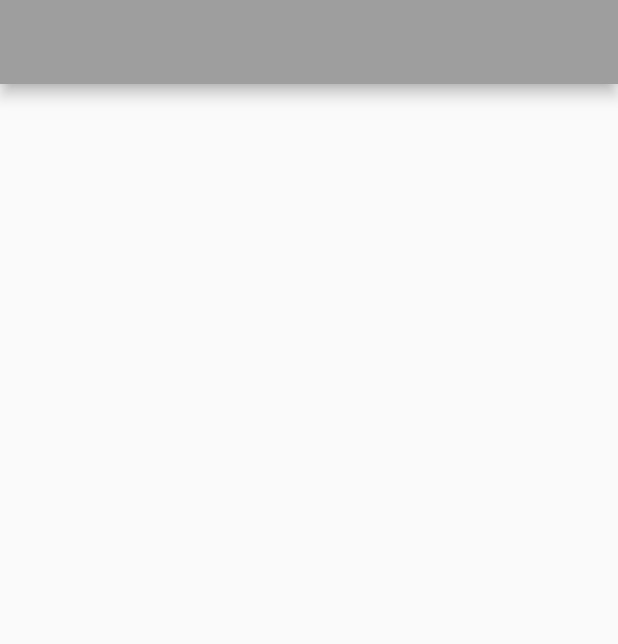
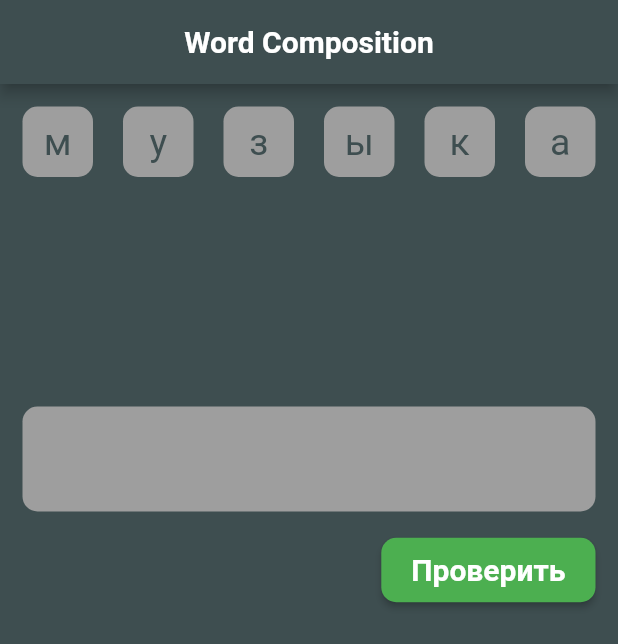
Before and after one commit to Nataliiabul/word-composition, a Flutter app: the screen it shows after launch, on a phone screen of 412 x 824 dp. Shown: the top 644 px of the screen. Run offline on Flutter 3.47's test engine with Material 2 defaults, Android fonts, the phone set to English and light mode, and no system bars.

Commit message:
basic functionality

```diff
--- a/lib/main.dart
+++ b/lib/main.dart
@@ -11,6 +11,7 @@ class MyApp extends StatelessWidget {
   @override
   Widget build(BuildContext context) {
     return MaterialApp(
+      debugShowCheckedModeBanner: false,
       title: 'Word Composition',
       theme: ThemeData(
         primarySwatch: Colors.grey,
--- a/lib/screens/game.dart
+++ b/lib/screens/game.dart
@@ -1,7 +1,8 @@
 import 'package:flutter/material.dart';
+import 'package:word_composition/style/colors.dart';
 
 class GameScreen extends StatefulWidget {
-  const GameScreen({super.key});
+  GameScreen({super.key});
 
   @override
   State<GameScreen> createState() => _GameScreenState();
@@ -10,12 +11,145 @@ class GameScreen extends StatefulWidget {
 class _GameScreenState extends State<GameScreen> {
   @override
   Widget build(BuildContext context) {
+    // data
+    const String word = 'музыка';
+    List<String> letters = word.split('');
+
     return Scaffold(
-      appBar: AppBar(),
+      backgroundColor: AppColors.mainColor,
+      appBar: AppBar(
+        title: const Text(
+          'Word Composition',
+          style: TextStyle(
+            color: Colors.white,
+            fontWeight: FontWeight.bold,
+          ),
+        ),
+        centerTitle: true,
+        backgroundColor: AppColors.mainColor,
+      ),
       body: SingleChildScrollView(
+        padding: const EdgeInsets.all(15),
+
+        // main column
         child: Column(
+          crossAxisAlignment: CrossAxisAlignment.end,
+          mainAxisAlignment: MainAxisAlignment.end,
           children: [
+            // words
+            Container(
+              height: 200,
+              child: GridView.builder(
+                scrollDirection: Axis.vertical,
+                gridDelegate: const SliverGridDelegateWithMaxCrossAxisExtent(
+                  maxCrossAxisExtent: 50,
+                  childAspectRatio: 1 / 1,
+                  crossAxisSpacing: 20,
+                  mainAxisSpacing: 20,
+                ),
+                itemCount: letters.length,
+                itemBuilder: ((context, index) {
+                  return Draggable(
+                    feedback: Container(
+                      width: 50,
+                      height: 50,
+                      decoration: BoxDecoration(
+                        color: Colors.grey,
+                        borderRadius: BorderRadius.all(
+                          Radius.circular(10),
+                        ),
+                      ),
+                      child: Center(
+                        child: Text(
+                          letters[index],
+                          style: TextStyle(
+                              color: AppColors.mainColor, fontSize: 25),
+                        ),
+                      ),
+                    ),
+                    childWhenDragging: Container(
+                      width: 50,
+                      height: 50,
+                      decoration: BoxDecoration(
+                        color: Colors.grey.withOpacity(0.3),
+                        borderRadius: BorderRadius.all(
+                          Radius.circular(10),
+                        ),
+                      ),
+                      child: Center(
+                        child: Text(
+                          letters[index],
+                          style: TextStyle(
+                              color: AppColors.mainColor, fontSize: 25),
+                        ),
+                      ),
+                    ),
+                    child: Container(
+                      width: 50,
+                      height: 50,
+                      decoration: BoxDecoration(
+                        color: Colors.grey,
+                        borderRadius: BorderRadius.all(
+                          Radius.circular(10),
+                        ),
+                      ),
+                      child: Center(
+                        child: Text(
+                          letters[index],
+                          style: TextStyle(
+                              color: AppColors.mainColor, fontSize: 25),
+                        ),
+                      ),
+                    ),
+                  );
+                }),
+              ),
+            ),
 
+            // receive container
+            DragTarget(
+              builder: ((context, candidateData, rejectedData) => Container(
+                    width: double.maxFinite,
+                    height: 70,
+                    decoration: BoxDecoration(
+                      borderRadius: BorderRadius.all(
+                        Radius.circular(10),
+                      ),
+                      color: Colors.grey,
+                    ),
+                    child: Row(
+                      children: [],
+                    ),
+                  )),
+            ),
+            SizedBox(
+              height: 15,
+            ),
+
+            // check button
+            ElevatedButton(
+              onPressed: () {},
+              child: Text(
+                'Проверить',
+                style: TextStyle(
+                  fontSize: 20,
+                  fontWeight: FontWeight.bold,
+                ),
+              ),
+              style: ElevatedButton.styleFrom(
+                backgroundColor: Colors.green,
+                foregroundColor: Colors.white,
+                padding: const EdgeInsets.symmetric(
+                  horizontal: 20,
+                  vertical: 10,
+                ),
+                shape: RoundedRectangleBorder(
+                  borderRadius: BorderRadius.all(
+                    Radius.circular(10),
+                  ),
+                ),
+              ),
+            )
           ],
         ),
       ),
```
Also changed, not shown: lib/data.dart (added).
